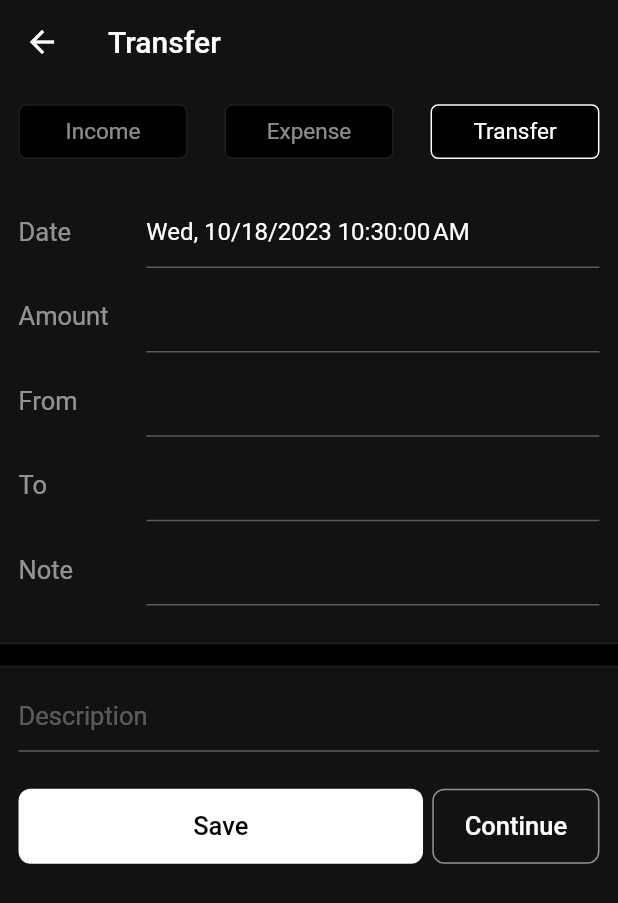
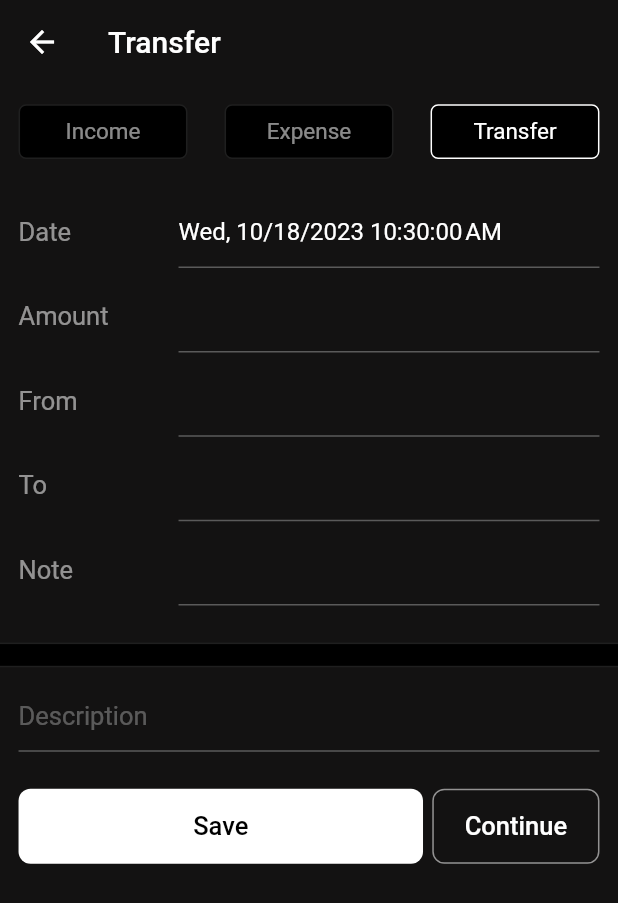
Before and after one commit to iamrutudhvaj/money_manager, a Flutter app: the AppTransactionScreen screen opened by its route, after a tap on "Income", after a tap on "Expense", after a tap on "Transfer", on a phone screen of 412 x 824 dp. Shown: the top 903 px of the screen. Run offline on Flutter 3.47's test engine with Material 2 defaults, Android fonts, the phone set to English and light mode, and no system bars; our stand-ins replace equatable, font_awesome_flutter, get, get_storage; accounts and stored records are empty.

```diff
--- a/lib/src/constant/app_string.dart
+++ b/lib/src/constant/app_string.dart
@@ -1,3 +1,4 @@
 abstract class AppString {
   static const String fontName = 'Roboto';
+  static const String categoryStore = 'category';
 }
--- /dev/null
+++ b/lib/src/features/category/binding/category_binding.dart
@@ -0,0 +1,9 @@
+import 'package:get/get.dart';
+import 'package:money_manager/src/features/category/controller/category_controller.dart';
+
+class CategoryBinding extends Bindings {
+  @override
+  void dependencies() {
+    Get.lazyPut(() => CategoryController());
+  }
+}
--- a/lib/src/router/app_router.dart
+++ b/lib/src/router/app_router.dart
@@ -1,12 +1,17 @@
 import 'package:get/get.dart';
 import 'package:money_manager/src/features/add_transaction/add_transaction_screen.dart';
+import 'package:money_manager/src/features/category/add_category_screen.dart';
+import 'package:money_manager/src/features/category/binding/category_binding.dart';
+import 'package:money_manager/src/features/category/category_screen.dart';
 import 'package:money_manager/src/features/home/home_screen.dart';
 import 'package:money_manager/src/features/splash/splash_screen.dart';
 
 enum AppRoute {
   splash('/splash'),
   home('/home'),
-  transaction('/transaction');
+  transaction('/transaction'),
+  category('/category'),
+  addCategory('/add-category');
 
   final String path;
   const AppRoute(this.path);
@@ -25,6 +30,18 @@ abstract class AppRoutePages {
     GetPage(
       name: AppRoute.transaction.path,
       page: () => const AppTransactionScreen(),
+      transition: Transition.downToUp,
+    ),
+    GetPage(
+      name: AppRoute.category.path,
+      page: () => const CategoryScreen(),
+      binding: CategoryBinding(),
+      transition: Transition.rightToLeft,
+    ),
+    GetPage(
+      name: AppRoute.addCategory.path,
+      page: () => const AddCategoryScreen(),
+      transition: Transition.rightToLeft,
     ),
   ];
 }
--- a/lib/src/widgets/save_transaction_widget.dart
+++ b/lib/src/widgets/save_transaction_widget.dart
@@ -2,9 +2,9 @@ import 'package:flutter/material.dart';
 import 'package:money_manager/src/constant/app_color.dart';
 import 'package:money_manager/src/utils/app_input_border.dart';
 import 'package:money_manager/src/utils/app_text_style.dart';
+import 'package:money_manager/src/utils/app_typedef.dart';
+import 'package:money_manager/src/utils/size_extension.dart';
 import 'package:money_manager/src/utils/transaction_type.dart';
-import 'package:money_manager/src/utils/size_extension.dart';
-import 'package:money_manager/src/utils/app_typedef.dart';
 
 class SaveTransactionWidget extends StatelessWidget {
   const SaveTransactionWidget({
@@ -44,14 +44,14 @@ class SaveTransactionWidget extends StatelessWidget {
                 mainAxisAlignment: MainAxisAlignment.center,
                 children: [
                   Expanded(
-                    flex: 1,
+                    flex: 2,
                     child: Text(
                       'Date',
                       style: AppTextStyle.style400,
                     ),
                   ),
                   Expanded(
-                    flex: 5,
+                    flex: 7,
                     child: Padding(
                       padding: EdgeInsets.only(left: 5.w),
                       child: TextFormField(
@@ -77,14 +77,14 @@ class SaveTransactionWidget extends StatelessWidget {
                 mainAxisAlignment: MainAxisAlignment.center,
                 children: [
                   Expanded(
-                    flex: 1,
+                    flex: 2,
                     child: Text(
                       'Amount',
                       style: AppTextStyle.style400,
                     ),
                   ),
                   Expanded(
-                    flex: 5,
+                    flex: 7,
                     child: Padding(
                       padding: EdgeInsets.only(left: 5.w),
                       child: TextFormField(
@@ -108,14 +108,14 @@ class SaveTransactionWidget extends StatelessWidget {
                 mainAxisAlignment: MainAxisAlignment.center,
                 children: [
                   Expanded(
-                    flex: 1,
+                    flex: 2,
                     child: Text(
                       'Category',
                       style: AppTextStyle.style400,
                     ),
                   ),
                   Expanded(
-                    flex: 5,
+                    flex: 7,
                     child: Padding(
                       padding: EdgeInsets.only(left: 5.w),
                       child: TextFormField(
@@ -141,14 +141,14 @@ class SaveTransactionWidget extends StatelessWidget {
                 mainAxisAlignment: MainAxisAlignment.center,
                 children: [
                   Expanded(
-                    flex: 1,
+                    flex: 2,
                     child: Text(
                       'Account',
                       style: AppTextStyle.style400,
                     ),
                   ),
                   Expanded(
-                    flex: 5,
+                    flex: 7,
                     child: Padding(
                       padding: EdgeInsets.only(left: 5.w),
                       child: TextFormField(
@@ -174,14 +174,14 @@ class SaveTransactionWidget extends StatelessWidget {
                 mainAxisAlignment: MainAxisAlignment.center,
                 children: [
                   Expanded(
-                    flex: 1,
+                    flex: 2,
                     child: Text(
                       'Note',
                       style: AppTextStyle.style400,
                     ),
                   ),
                   Expanded(
-                    flex: 5,
+                    flex: 7,
                     child: Padding(
                       padding: EdgeInsets.only(left: 5.w),
                       child: TextFormField(
@@ -246,14 +246,14 @@ class SaveTransferTransactionWidget extends StatelessWidget {
                 mainAxisAlignment: MainAxisAlignment.center,
                 children: [
                   Expanded(
-                    flex: 1,
+                    flex: 2,
                     child: Text(
                       'Date',
                       style: AppTextStyle.style400,
                     ),
                   ),
                   Expanded(
-                    flex: 5,
+                    flex: 7,
                     child: Padding(
                       padding: EdgeInsets.only(left: 5.w),
                       child: TextFormField(
@@ -279,14 +279,14 @@ class SaveTransferTransactionWidget extends StatelessWidget {
                 mainAxisAlignment: MainAxisAlignment.center,
                 children: [
                   Expanded(
-                    flex: 1,
+                    flex: 2,
                     child: Text(
                       'Amount',
                       style: AppTextStyle.style400,
                     ),
                   ),
                   Expanded(
-                    flex: 5,
+                    flex: 7,
                     child: Padding(
                       padding: EdgeInsets.only(left: 5.w),
                       child: TextFormField(
@@ -310,14 +310,14 @@ class SaveTransferTransactionWidget extends StatelessWidget {
                 mainAxisAlignment: MainAxisAlignment.center,
                 children: [
                   Expanded(
-                    flex: 1,
+                    flex: 2,
                     child: Text(
                       'From',
                       style: AppTextStyle.style400,
                     ),
                   ),
                   Expanded(
-                    flex: 5,
+                    flex: 7,
                     child: Padding(
                       padding: EdgeInsets.only(left: 5.w),
                       child: TextFormField(
@@ -343,14 +343,14 @@ class SaveTransferTransactionWidget extends StatelessWidget {
                 mainAxisAlignment: MainAxisAlignment.center,
                 children: [
                   Expanded(
-                    flex: 1,
+                    flex: 2,
                     child: Text(
                       'To',
                       style: AppTextStyle.style400,
                     ),
                   ),
                   Expanded(
-                    flex: 5,
+                    flex: 7,
                     child: Padding(
                       padding: EdgeInsets.only(left: 5.w),
                       child: TextFormField(
@@ -376,14 +376,14 @@ class SaveTransferTransactionWidget extends StatelessWidget {
                 mainAxisAlignment: MainAxisAlignment.center,
                 children: [
                   Expanded(
-                    flex: 1,
+                    flex: 2,
                     child: Text(
                       'Note',
                       style: AppTextStyle.style400,
                     ),
                   ),
                   Expanded(
-                    flex: 5,
+                    flex: 7,
                     child: Padding(
                       padding: EdgeInsets.only(left: 5.w),
                       child: TextFormField(
--- a/pubspec.yaml
+++ b/pubspec.yaml
@@ -14,6 +14,9 @@ dependencies:
   font_awesome_flutter: ^10.5.0
   get: ^4.6.6
   intl: ^0.18.1
+  get_storage: ^2.1.1
+  uuid: ^4.1.0
+  equatable: ^2.0.5
 
 dev_dependencies:
   flutter_test:
```
Also changed, not shown: lib/main.dart (+7 -1 lines), lib/src/features/add_transaction/add_transaction_screen.dart (+86 -16 lines), lib/src/features/category/add_category_screen.dart (added, +69 -0 lines), lib/src/features/category/category_screen.dart (added, +92 -0 lines), lib/src/features/category/controller/category_controller.dart (added, +43 -0 lines), lib/src/model/transaction_model.dart (added, +52 -0 lines), lib/src/model/transfer_transaction_model.dart (added, +56 -0 lines), lib/src/store/category_store.dart (added, +76 -0 lines).
